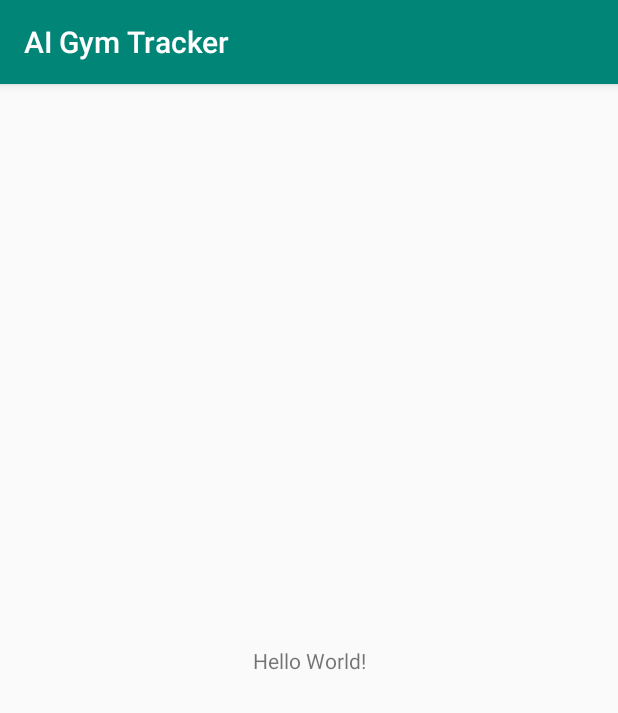
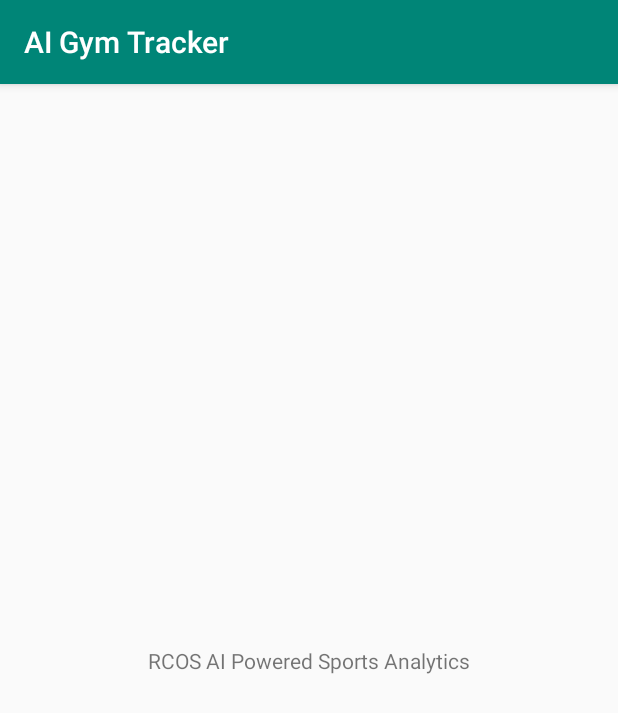
Before and after one commit to AlbMej/AI-Gym-Tracker, an Android app: the screen it shows after launch (MainActivity), on a phone screen of 412 x 824 dp. Shown: the top 713 px of the screen. Run offline under Robolectric (Android 15) with nearby library versions, the phone set to English and light mode, and no system bars.

Commit message:
Main TV update

```diff
--- a/AndroidApp/AppFiles/app/src/main/res/layout/activity_main.xml
+++ b/AndroidApp/AppFiles/app/src/main/res/layout/activity_main.xml
@@ -10,7 +10,7 @@
         android:id="@+id/textView"
         android:layout_width="wrap_content"
         android:layout_height="wrap_content"
-        android:text="Hello World!"
+        android:text="RCOS AI Powered Sports Analytics"
         app:layout_constraintBottom_toBottomOf="parent"
         app:layout_constraintLeft_toLeftOf="parent"
         app:layout_constraintRight_toRightOf="parent"
```
